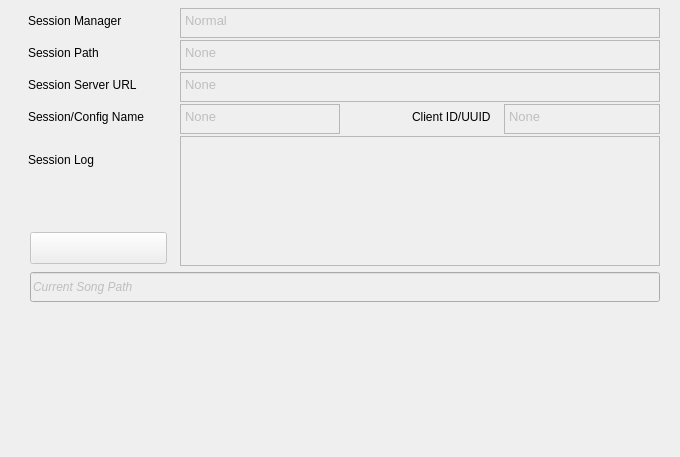
Before: the Qt Designer form seq_qt5/forms/qsessionframe.ui in ahlstromcj/seq66, drawn with Qt 5.
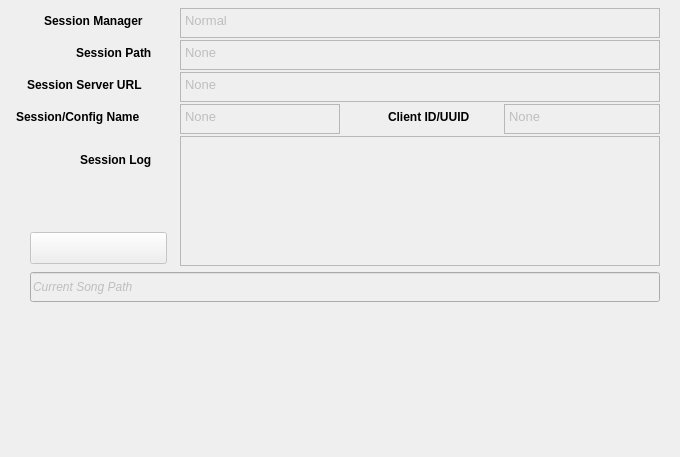
After: the same form once the commit is applied.

```diff
--- a/seq_qt5/forms/qsessionframe.ui
+++ b/seq_qt5/forms/qsessionframe.ui
@@ -16,18 +16,24 @@
   <widget class="QLabel" name="sessionNameLabel">
    <property name="geometry">
     <rect>
-     <x>28</x>
+     <x>76</x>
      <y>44</y>
-     <width>132</width>
+     <width>100</width>
      <height>18</height>
     </rect>
    </property>
    <property name="minimumSize">
     <size>
-     <width>132</width>
+     <width>100</width>
      <height>0</height>
     </size>
    </property>
+   <property name="font">
+    <font>
+     <weight>75</weight>
+     <bold>true</bold>
+    </font>
+   </property>
    <property name="text">
     <string>Session Path</string>
    </property>
@@ -73,9 +79,9 @@
   <widget class="QLabel" name="sessionServerUrl">
    <property name="geometry">
     <rect>
-     <x>28</x>
+     <x>27</x>
      <y>76</y>
-     <width>132</width>
+     <width>145</width>
      <height>18</height>
     </rect>
    </property>
@@ -85,6 +91,12 @@
      <height>18</height>
     </size>
    </property>
+   <property name="font">
+    <font>
+     <weight>75</weight>
+     <bold>true</bold>
+    </font>
+   </property>
    <property name="text">
     <string>Session Server URL</string>
    </property>
@@ -130,18 +142,24 @@
   <widget class="QLabel" name="sessionLogLabel">
    <property name="geometry">
     <rect>
-     <x>28</x>
+     <x>80</x>
      <y>144</y>
-     <width>132</width>
+     <width>93</width>
      <height>32</height>
     </rect>
    </property>
    <property name="minimumSize">
     <size>
-     <width>132</width>
+     <width>80</width>
      <height>32</height>
     </size>
    </property>
+   <property name="font">
+    <font>
+     <weight>75</weight>
+     <bold>true</bold>
+    </font>
+   </property>
    <property name="text">
     <string>Session Log</string>
    </property>
@@ -246,12 +264,18 @@
   <widget class="QLabel" name="sessionManagerNameLabel">
    <property name="geometry">
     <rect>
-     <x>28</x>
+     <x>44</x>
      <y>12</y>
      <width>132</width>
      <height>18</height>
     </rect>
    </property>
+   <property name="font">
+    <font>
+     <weight>75</weight>
+     <bold>true</bold>
+    </font>
+   </property>
    <property name="text">
     <string>Session Manager</string>
    </property>
@@ -259,12 +283,18 @@
   <widget class="QLabel" name="displayNameLabel">
    <property name="geometry">
     <rect>
-     <x>28</x>
+     <x>16</x>
      <y>108</y>
-     <width>132</width>
+     <width>157</width>
      <height>18</height>
     </rect>
    </property>
+   <property name="font">
+    <font>
+     <weight>75</weight>
+     <bold>true</bold>
+    </font>
+   </property>
    <property name="text">
     <string>Session/Config Name</string>
    </property>
@@ -272,12 +302,18 @@
   <widget class="QLabel" name="clientIdLabel">
    <property name="geometry">
     <rect>
-     <x>412</x>
+     <x>388</x>
      <y>108</y>
-     <width>89</width>
+     <width>117</width>
      <height>18</height>
     </rect>
    </property>
+   <property name="font">
+    <font>
+     <weight>75</weight>
+     <bold>true</bold>
+    </font>
+   </property>
    <property name="text">
     <string>Client ID/UUID</string>
    </property>
```
Left out of the diff: 20 changed lines with no effect on the pictures.
